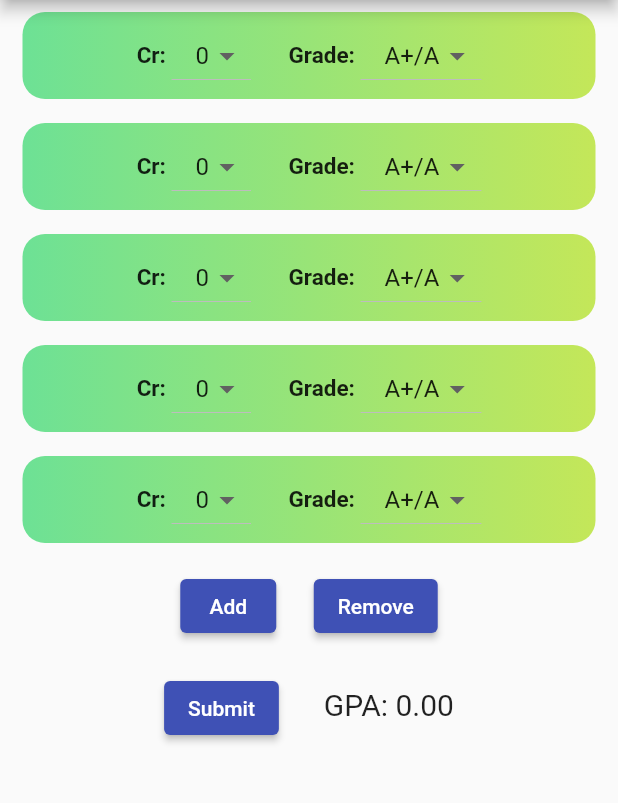
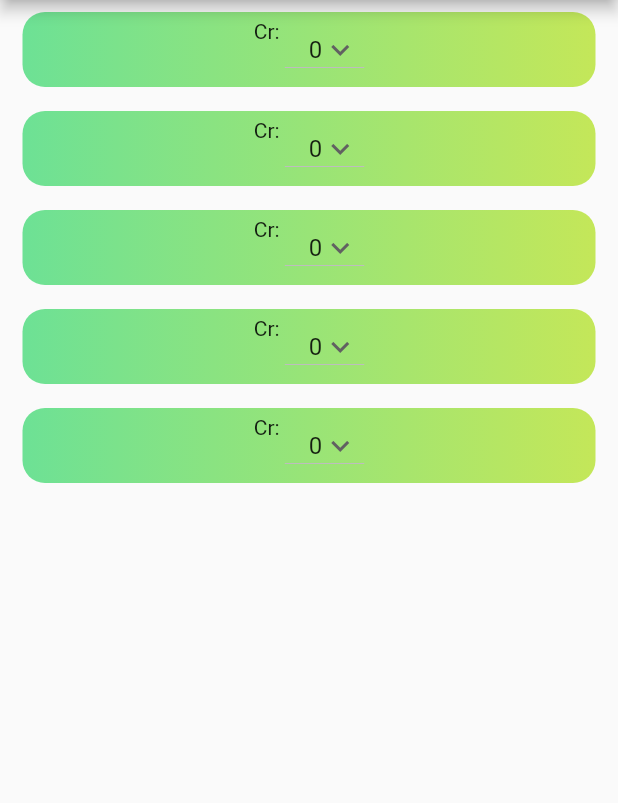
Before and after one commit to umarorakzai012/gpa_calculator, a Flutter app: the screen it shows after launch, on a phone screen of 412 x 824 dp, the part 84-887 px from its top. Run offline on Flutter 3.47's test engine with Material 2 defaults, Android fonts, the phone set to English and light mode, and no system bars; our stand-ins replace shared_preferences.

```diff
--- a/lib/gpa_screen.dart
+++ b/lib/gpa_screen.dart
@@ -114,30 +114,59 @@ class MyHomePageState extends State<MyHomePage> {
   }
 
   Widget homeScreenBody(ModelTheme themeNotifier) {
-    return SingleChildScrollView(
-      child: addingColumn(themeNotifier),
+    return addingColumn(themeNotifier);
+  }
+
+  Widget addingColumn(ModelTheme themeNotifier) {
+    return ListView.builder(
+      itemCount: dropDown[0].length,
+      itemBuilder: (context, index) {
+        return Container(
+          alignment: Alignment.center,
+          height: 50,
+          decoration: BoxDecoration(
+            borderRadius: BorderRadius.circular(15),
+            gradient: LinearGradient(colors: themeNotifier.isDark ? colorDark : colorLight),
+          ),
+          padding: const EdgeInsets.all(5),
+          margin: const EdgeInsets.only(left: 15, right: 15, top: 8, bottom: 8),
+          child: addingDropDown(index),
+        );
+      },
     );
   }
 
-  Widget addingColumn(ModelTheme themeNotifier) {
-    return Column(
-      children: [
-        for (int i = 0; i < dropDown[0].length; i++) ...[
-          Container(
-            decoration: BoxDecoration(
-              borderRadius: BorderRadius.circular(15),
-              // color: color[i],
-              gradient: LinearGradient(colors: themeNotifier.isDark ? colorDark : colorLight),
-            ),
-            padding: const EdgeInsets.all(5),
-            margin:
-                const EdgeInsets.only(left: 15, right: 15, top: 8, bottom: 8),
-            child: addingDropDown(i),
+  Widget addingDropDown(int i) {
+    return ListView.builder(
+      shrinkWrap: true,
+      scrollDirection: Axis.horizontal,
+      itemCount: 2,
+      itemBuilder: (context, index) {
+        int j = 0;
+        if(index == 0){
+          return const Text("Cr: ");
+        }
+        return ButtonTheme(
+          alignedDropdown: true,
+          child: DropdownButton(
+            value: dropDown[j][i],
+            icon: const Icon(Icons.keyboard_arrow_down),
+            items: items[j].map((String items) {
+              return DropdownMenuItem(
+                value: items,
+                child: Text(items),
+              );
+            }).toList(),
+            onChanged: (String? newValue) {
+              setState(
+                () {
+                  dropDown[j][i] = newValue!;
+                },
+              );
+            },
           ),
-        ],
-        addingButtons(),
-        addingLastRow(),
-      ],
+        );
+      },
     );
   }
 
@@ -186,44 +215,6 @@ class MyHomePageState extends State<MyHomePage> {
           )
         ],
       ),
-    );
-  }
-
-  Widget addingDropDown(int i) {
-    return Row(
-      mainAxisAlignment: MainAxisAlignment.center,
-      children: [
-        for (int j = 0; j < dropDown.length; j++) ...[
-          Text(
-            whatIt[j],
-            style: const TextStyle(
-                fontWeight: FontWeight.bold, fontSize: 15
-              ),
-          ),
-          ButtonTheme(
-            alignedDropdown: true,
-            child: DropdownButton(
-              value: dropDown[j][i],
-              items: items[j].map((String items) {
-                return DropdownMenuItem(
-                  value: items,
-                  child: Text(items),
-                );
-              }).toList(),
-              onChanged: (String? newValue) {
-                setState(
-                  () {
-                    dropDown[j][i] = newValue!;
-                  },
-                );
-              },
-            ),
-          ),
-          Padding(
-            padding: EdgeInsets.only(right: right[j]),
-          ),
-        ],
-      ],
     );
   }
 
```
